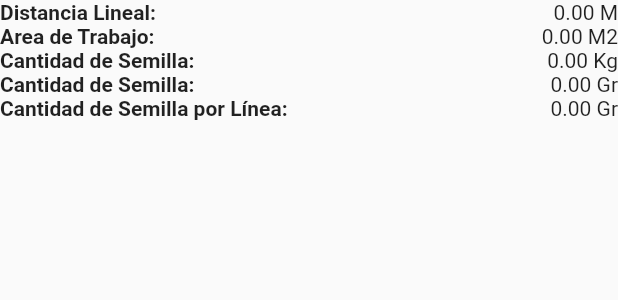
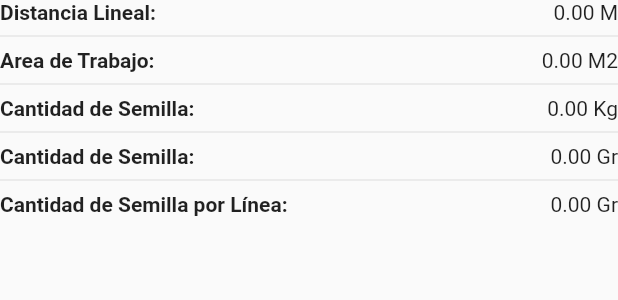
Before and after one commit to lazootecnia/calibrar_sembradora, a Flutter app: the Resumen widget shown alone on an empty page, opened directly with empty values, on a phone screen of 412 x 824 dp. Shown: the top 300 px of the screen. Run offline on Flutter 3.47's test engine with Material 2 defaults, Android fonts, the light colour scheme and no system bars; our stand-ins replace get, get_storage; accounts and stored records are empty.

Commit message:
change dialog format

```diff
--- a/lib/ui/resumen.dart
+++ b/lib/ui/resumen.dart
@@ -34,18 +34,24 @@ class Resumen extends StatelessWidget {
         locale: Platform.localeName ?? "es_UY", decimalDigits: 2);
 
     return Center(
-      child: Column(children: [
+      child: Column(
+        children: [
           _label("${LocaleKeys.resumen_distance.tr}:",
               "${numberFormat.format(distanciaLineal)} M"),
+          Divider(),
           _label("${LocaleKeys.resumen_area.tr}:",
               "${numberFormat.format(areaTrabajoMaquina)} M2"),
+          Divider(),
           _label("${LocaleKeys.resumen_amount_of_seed.tr}:",
               "${numberFormat.format(semillaTrabajoMaquinaKg)} Kg"),
+          Divider(),
           _label("${LocaleKeys.resumen_amount_of_seed.tr}:",
               "${numberFormat.format(semillaTrabajoMaquinaGr)} Gr"),
+          Divider(),
           _label("${LocaleKeys.resumen_amount_of_seed_per_linea.tr}:",
               "${numberFormat.format(semillaPorLineaGr)} Gr"),
-      ]),
+        ],
+      ),
     );
   }
 
@@ -53,9 +59,11 @@ class Resumen extends StatelessWidget {
     return Row(
       mainAxisAlignment: MainAxisAlignment.spaceBetween,
       children: [
-        Text(
+        Flexible(
+          child: Text(
             description,
             style: TextStyle(fontWeight: FontWeight.bold),
+          ),
         ),
         _separador(),
         Flexible(child: Text(text))
```
Lines whose indentation alone changed are shown as unchanged.
